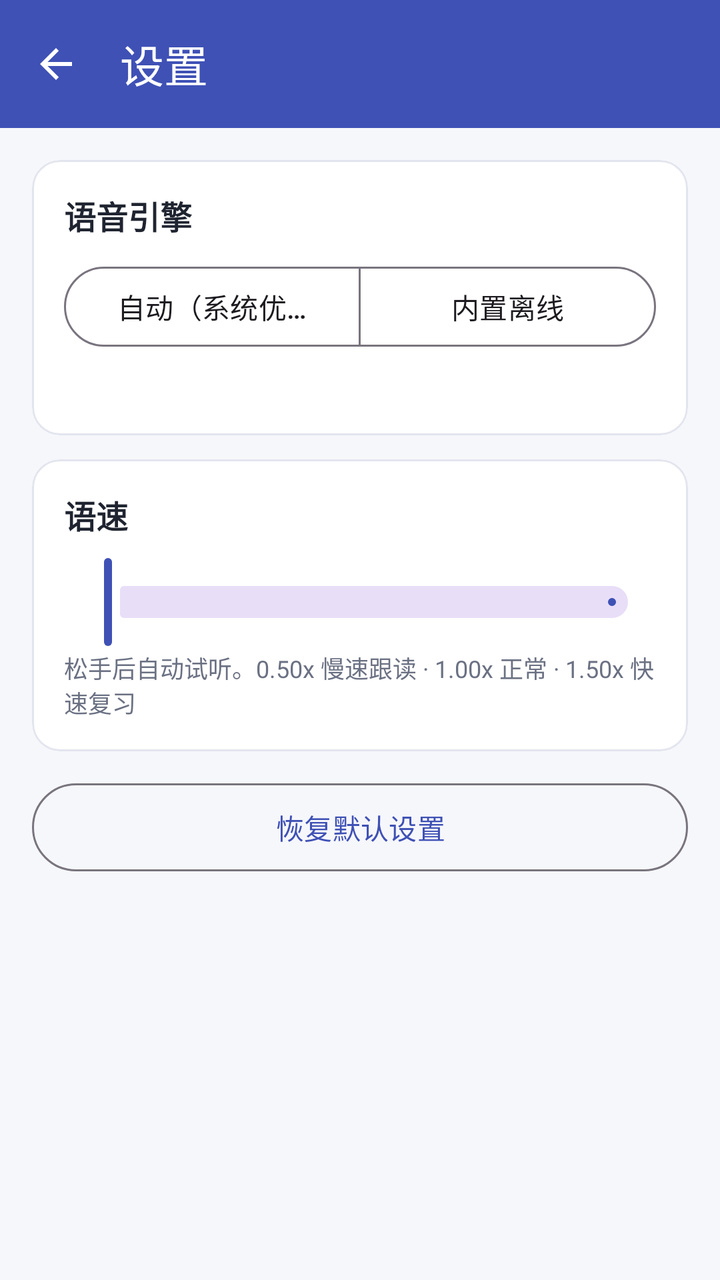
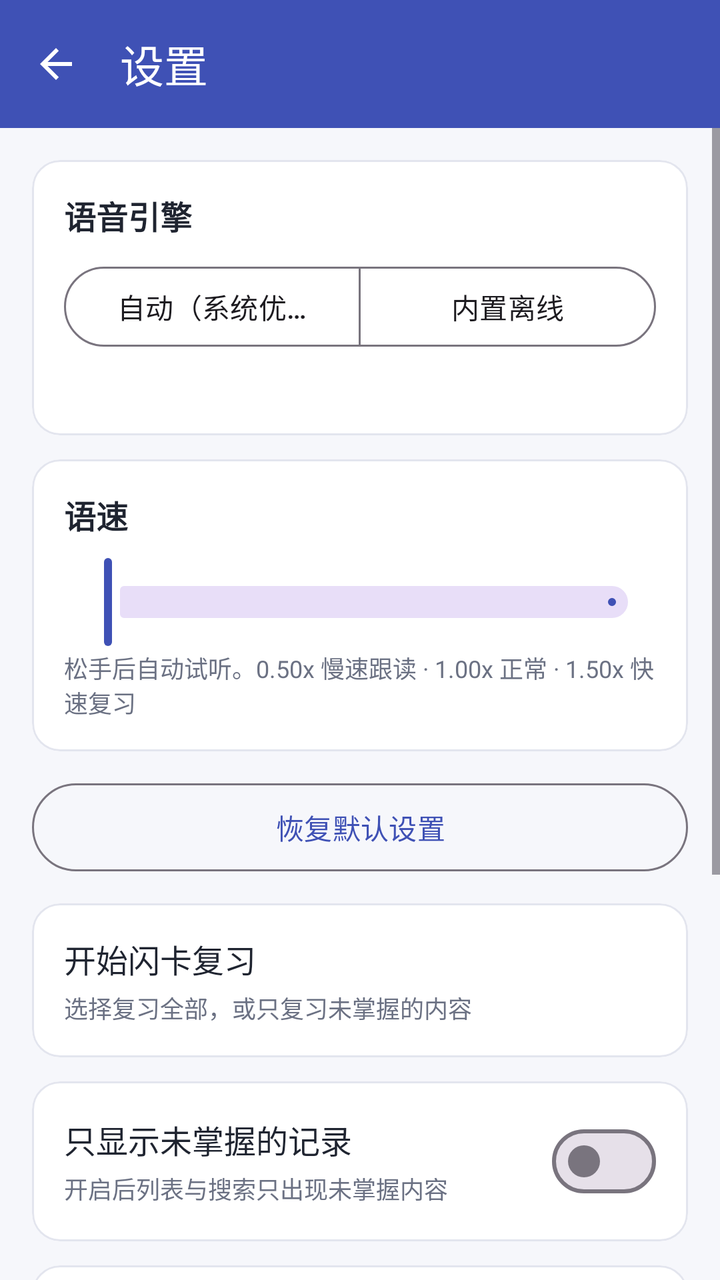

The first picture is an Android layout as it rendered before a commit; the second is the same layout after the commit. The layout source and the unified diff follow.
<!-- AndroidManifest.xml: application theme Theme.EnglishNotebook -->
<!-- res/layout/activity_settings.xml -->
<?xml version="1.0" encoding="utf-8"?>
<LinearLayout xmlns:android="http://schemas.android.com/apk/res/android"
    xmlns:app="http://schemas.android.com/apk/res-auto"
    android:layout_width="match_parent"
    android:layout_height="match_parent"
    android:orientation="vertical"
    android:background="@color/screen_bg">

    <com.google.android.material.appbar.AppBarLayout
        android:layout_width="match_parent"
        android:layout_height="wrap_content"
        app:elevation="0dp">

        <com.google.android.material.appbar.MaterialToolbar
            android:id="@+id/toolbar"
            android:layout_width="match_parent"
            android:layout_height="?attr/actionBarSize"
            android:background="@color/brand_primary"
            android:theme="@style/ThemeOverlay.EnglishNotebook.Toolbar"
            app:title="@string/action_settings"
            app:titleTextColor="@android:color/white"
            app:navigationIcon="@drawable/ic_back"
            app:navigationIconTint="@android:color/white" />
    </com.google.android.material.appbar.AppBarLayout>

    <ScrollView
        android:layout_width="match_parent"
        android:layout_height="match_parent"
        android:fillViewport="true">

        <LinearLayout
            android:layout_width="match_parent"
            android:layout_height="wrap_content"
            android:orientation="vertical"
            android:padding="16dp">

            
            <com.google.android.material.card.MaterialCardView
                android:layout_width="match_parent"
                android:layout_height="wrap_content"
                app:cardBackgroundColor="@color/card_bg"
                app:strokeColor="@color/card_border"
                app:strokeWidth="1dp"
                app:cardCornerRadius="14dp">

                <LinearLayout
                    android:layout_width="match_parent"
                    android:layout_height="wrap_content"
                    android:orientation="vertical"
                    android:padding="16dp">

                    <TextView
                        android:layout_width="wrap_content"
                        android:layout_height="wrap_content"
                        android:text="@string/settings_engine_title"
                        android:textColor="@color/text_primary"
                        android:textSize="16sp"
                        android:textStyle="bold" />

                    <com.google.android.material.button.MaterialButtonToggleGroup
                        android:id="@+id/toggleEngine"
                        android:layout_width="match_parent"
                        android:layout_height="wrap_content"
                        android:layout_marginTop="10dp"
                        app:singleSelection="true"
                        app:selectionRequired="true">

                        <com.google.android.material.button.MaterialButton
                            android:id="@+id/btnEngineAuto"
                            style="@style/Widget.Material3.Button.OutlinedButton"
                            android:layout_width="0dp"
                            android:layout_weight="1"
                            android:layout_height="wrap_content"
                            android:text="@string/settings_engine_auto" />

                        <com.google.android.material.button.MaterialButton
                            android:id="@+id/btnEngineOffline"
                            style="@style/Widget.Material3.Button.OutlinedButton"
                            android:layout_width="0dp"
                            android:layout_weight="1"
                            android:layout_height="wrap_content"
                            android:text="@string/settings_engine_offline" />
                    </com.google.android.material.button.MaterialButtonToggleGroup>

                    <TextView
                        android:id="@+id/textEngineDesc"
                        android:layout_width="match_parent"
                        android:layout_height="wrap_content"
                        android:layout_marginTop="8dp"
                        android:textColor="@color/text_secondary"
                        android:textSize="12sp" />
                </LinearLayout>
            </com.google.android.material.card.MaterialCardView>

            
            <com.google.android.material.card.MaterialCardView
                android:layout_width="match_parent"
                android:layout_height="wrap_content"
                android:layout_marginTop="12dp"
                app:cardBackgroundColor="@color/card_bg"
                app:strokeColor="@color/card_border"
                app:strokeWidth="1dp"
                app:cardCornerRadius="14dp">

                <LinearLayout
                    android:layout_width="match_parent"
                    android:layout_height="wrap_content"
                    android:orientation="vertical"
                    android:padding="16dp">

                    <LinearLayout
                        android:layout_width="match_parent"
                        android:layout_height="wrap_content"
                        android:orientation="horizontal"
                        android:gravity="center_vertical">

                        <TextView
                            android:layout_width="0dp"
                            android:layout_height="wrap_content"
                            android:layout_weight="1"
                            android:text="@string/settings_rate_title"
                            android:textColor="@color/text_primary"
                            android:textSize="16sp"
                            android:textStyle="bold" />

                        <TextView
                            android:id="@+id/textRateValue"
                            android:layout_width="wrap_content"
                            android:layout_height="wrap_content"
                            android:fontFamily="monospace"
                            android:textColor="@color/brand_primary"
                            android:textSize="15sp"
                            android:textStyle="bold" />
                    </LinearLayout>

                    <com.google.android.material.slider.Slider
                        android:id="@+id/sliderRate"
                        android:layout_width="match_parent"
                        android:layout_height="wrap_content"
                        android:layout_marginTop="8dp" />

                    <TextView
                        android:layout_width="match_parent"
                        android:layout_height="wrap_content"
                        android:text="@string/settings_rate_hint"
                        android:textColor="@color/text_secondary"
                        android:textSize="12sp" />
                </LinearLayout>
            </com.google.android.material.card.MaterialCardView>

            <com.google.android.material.button.MaterialButton
                android:id="@+id/btnResetDefaults"
                style="@style/Widget.Material3.Button.OutlinedButton"
                android:layout_width="match_parent"
                android:layout_height="52dp"
                android:layout_marginTop="12dp"
                android:text="@string/settings_reset" />
        </LinearLayout>
    </ScrollView>
</LinearLayout>
<!-- resources referenced by this layout -->
<resources>
  <color name="brand_primary">#3F51B5</color>
  <color name="card_bg">#FFFFFFFF</color>
  <color name="card_border">#E3E5EE</color>
  <color name="screen_bg">#F6F7FB</color>
  <color name="text_primary">#1F2430</color>
  <color name="text_secondary">#6B7183</color>
  <!-- drawable ic_back (drawable) -->
  <?xml version="1.0" encoding="utf-8"?>
  <vector xmlns:android="http://schemas.android.com/apk/res/android"
      android:width="24dp"
      android:height="24dp"
      android:viewportWidth="24"
      android:viewportHeight="24"
      android:tint="?attr/colorControlNormal">
      <path
          android:fillColor="@android:color/white"
          android:pathData="M20,11H7.8L13.4,5.4L12,4L4,12L12,20L13.4,18.6L7.8,13H20V11Z" />
  </vector>
  <string name="action_settings">设置</string>
  <string name="settings_engine_auto">自动（系统优先）</string>
  <string name="settings_engine_offline">内置离线</string>
  <string name="settings_engine_title">语音引擎</string>
  <string name="settings_rate_hint">松手后自动试听。0.50x 慢速跟读 · 1.00x 正常 · 1.50x 快速复习</string>
  <string name="settings_rate_title">语速</string>
  <string name="settings_reset">恢复默认设置</string>
  <style name="ThemeOverlay.EnglishNotebook.Toolbar" parent="">
          <item name="colorControlNormal">@android:color/white</item>
      </style>
  <style name="Theme.EnglishNotebook" parent="Theme.Material3.DayNight.NoActionBar">
          <item name="colorPrimary">@color/brand_primary</item>
          <item name="colorPrimaryDark">@color/brand_primary_dark</item>
          <item name="colorSecondary">@color/brand_accent</item>
          <item name="android:statusBarColor">@color/brand_primary_dark</item>
          <item name="android:windowBackground">@color/screen_bg</item>
      </style>
  <color name="brand_primary_dark">#303F9F</color>
  <color name="brand_accent">#FF7043</color>
</resources>

<!-- the commit's change to res/layout/activity_settings.xml (unified diff, before → after) -->
@@ -155,6 +155,181 @@
                 android:layout_height="52dp"
                 android:layout_marginTop="12dp"
                 android:text="@string/settings_reset" />
+            
+            <com.google.android.material.card.MaterialCardView
+                android:layout_width="match_parent"
+                android:layout_height="wrap_content"
+                android:layout_marginTop="12dp"
+                app:cardBackgroundColor="@color/card_bg"
+                app:strokeColor="@color/card_border"
+                app:strokeWidth="1dp"
+                app:cardCornerRadius="14dp">
+
+                <LinearLayout
+                    android:id="@+id/rowReview"
+                    android:layout_width="match_parent"
+                    android:layout_height="wrap_content"
+                    android:orientation="vertical"
+                    android:padding="16dp"
+                    android:background="?attr/selectableItemBackground">
+
+                    <TextView
+                        android:layout_width="wrap_content"
+                        android:layout_height="wrap_content"
+                        android:text="@string/settings_row_review"
+                        android:textColor="@color/text_primary"
+                        android:textSize="16sp" />
+
+                    <TextView
+                        android:layout_width="wrap_content"
+                        android:layout_height="wrap_content"
+                        android:layout_marginTop="4dp"
+                        android:text="@string/settings_row_review_desc"
+                        android:textColor="@color/text_secondary"
+                        android:textSize="12sp" />
+                </LinearLayout>
+            </com.google.android.material.card.MaterialCardView>
+
+            
+            <com.google.android.material.card.MaterialCardView
+                android:layout_width="match_parent"
+                android:layout_height="wrap_content"
+                android:layout_marginTop="12dp"
+                app:cardBackgroundColor="@color/card_bg"
+                app:strokeColor="@color/card_border"
+                app:strokeWidth="1dp"
+                app:cardCornerRadius="14dp">
+
+                <LinearLayout
+                    android:layout_width="match_parent"
+                    android:layout_height="wrap_content"
+                    android:orientation="horizontal"
+                    android:gravity="center_vertical"
+                    android:padding="16dp">
+
+                    <LinearLayout
+                        android:layout_width="0dp"
+                        android:layout_height="wrap_content"
+                        android:layout_weight="1"
+                        android:orientation="vertical">
+
+                        <TextView
+                            android:layout_width="wrap_content"
+                            android:layout_height="wrap_content"
+                            android:text="@string/settings_row_learning_only"
+                            android:textColor="@color/text_primary"
+                            android:textSize="16sp" />
+
+                        <TextView
+                            android:layout_width="wrap_content"
+                            android:layout_height="wrap_content"
+                            android:layout_marginTop="4dp"
+                            android:text="@string/settings_row_learning_only_desc"
+                            android:textColor="@color/text_secondary"
+                            android:textSize="12sp" />
+                    </LinearLayout>
+
+                    <com.google.android.material.materialswitch.MaterialSwitch
+                        android:id="@+id/switchLearningOnly"
+                        android:layout_width="wrap_content"
+                        android:layout_height="wrap_content" />
+                </LinearLayout>
+            </com.google.android.material.card.MaterialCardView>
+
+            
+            <com.google.android.material.card.MaterialCardView
+                android:layout_width="match_parent"
+                android:layout_height="wrap_content"
+                android:layout_marginTop="12dp"
+                app:cardBackgroundColor="@color/card_bg"
+                app:strokeColor="@color/card_border"
+                app:strokeWidth="1dp"
+                app:cardCornerRadius="14dp">
+
+                <LinearLayout
+                    android:layout_width="match_parent"
+                    android:layout_height="wrap_content"
+                    android:orientation="vertical"
+                    android:padding="16dp">
+
+                    <TextView
+                        android:layout_width="wrap_content"
+                        android:layout_height="wrap_content"
+                        android:text="@string/settings_section_backup"
+                        android:textColor="@color/text_primary"
+                        android:textSize="16sp"
+                        android:textStyle="bold" />
+
+                    <TextView
+                        android:id="@+id/rowBackupExport"
+                        android:layout_width="match_parent"
+                        android:layout_height="wrap_content"
+                        android:layout_marginTop="10dp"
+                        android:padding="10dp"
+                        android:background="?attr/selectableItemBackground"
+                        android:text="@string/settings_row_backup_export"
+                        android:textColor="@color/text_primary"
+                        android:textSize="15sp" />
+
+                    <TextView
+                        android:id="@+id/rowBackupImport"
+                        android:layout_width="match_parent"
+                        android:layout_height="wrap_content"
+                        android:layout_marginTop="4dp"
+                        android:padding="10dp"
+                        android:background="?attr/selectableItemBackground"
+                        android:text="@string/settings_row_backup_import"
+                        android:textColor="@color/text_primary"
+                        android:textSize="15sp" />
+
+                    <TextView
+                        android:id="@+id/rowAutoRestore"
+                        android:layout_width="match_parent"
+                        android:layout_height="wrap_content"
+                        android:layout_marginTop="4dp"
+                        android:padding="10dp"
+                        android:background="?attr/selectableItemBackground"
+                        android:text="@string/settings_row_auto_restore"
+                        android:textColor="@color/text_primary"
+                        android:textSize="15sp" />
+                </LinearLayout>
+            </com.google.android.material.card.MaterialCardView>
+
+            
+            <com.google.android.material.card.MaterialCardView
+                android:layout_width="match_parent"
+                android:layout_height="wrap_content"
+                android:layout_marginTop="12dp"
+                android:layout_marginBottom="16dp"
+                app:cardBackgroundColor="@color/card_bg"
+                app:strokeColor="@color/card_border"
+                app:strokeWidth="1dp"
+                app:cardCornerRadius="14dp">
+
+                <LinearLayout
+                    android:id="@+id/rowSyncPc"
+                    android:layout_width="match_parent"
+                    android:layout_height="wrap_content"
+                    android:orientation="vertical"
+                    android:padding="16dp"
+                    android:background="?attr/selectableItemBackground">
+
+                    <TextView
+                        android:layout_width="wrap_content"
+                        android:layout_height="wrap_content"
+                        android:text="@string/settings_row_sync"
+                        android:textColor="@color/text_primary"
+                        android:textSize="16sp" />
+
+                    <TextView
+                        android:layout_width="wrap_content"
+                        android:layout_height="wrap_content"
+                        android:layout_marginTop="4dp"
+                        android:text="@string/settings_row_sync_desc"
+                        android:textColor="@color/text_secondary"
+                        android:textSize="12sp" />
+                </LinearLayout>
+            </com.google.android.material.card.MaterialCardView>
         </LinearLayout>
     </ScrollView>
 </LinearLayout>
<!-- resource entries referenced after the edit -->
@@ -25,6 +25,16 @@
   <string name="settings_rate_hint">松手后自动试听。0.50x 慢速跟读 · 1.00x 正常 · 1.50x 快速复习</string>
   <string name="settings_rate_title">语速</string>
   <string name="settings_reset">恢复默认设置</string>
+  <string name="settings_row_auto_restore">从自动备份恢复</string>
+  <string name="settings_row_backup_export">导出备份（SQLite 数据库文件）</string>
+  <string name="settings_row_backup_import">从备份还原</string>
+  <string name="settings_row_learning_only">只显示未掌握的记录</string>
+  <string name="settings_row_learning_only_desc">开启后列表与搜索只出现未掌握内容</string>
+  <string name="settings_row_review">开始闪卡复习</string>
+  <string name="settings_row_review_desc">选择复习全部，或只复习未掌握的内容</string>
+  <string name="settings_row_sync">电脑推送接收</string>
+  <string name="settings_row_sync_desc">接收来自电脑 Chrome 扩展的推送</string>
+  <string name="settings_section_backup">备份 / 还原</string>
   <style name="ThemeOverlay.EnglishNotebook.Toolbar" parent="">
           <item name="colorControlNormal">@android:color/white</item>
       </style>
